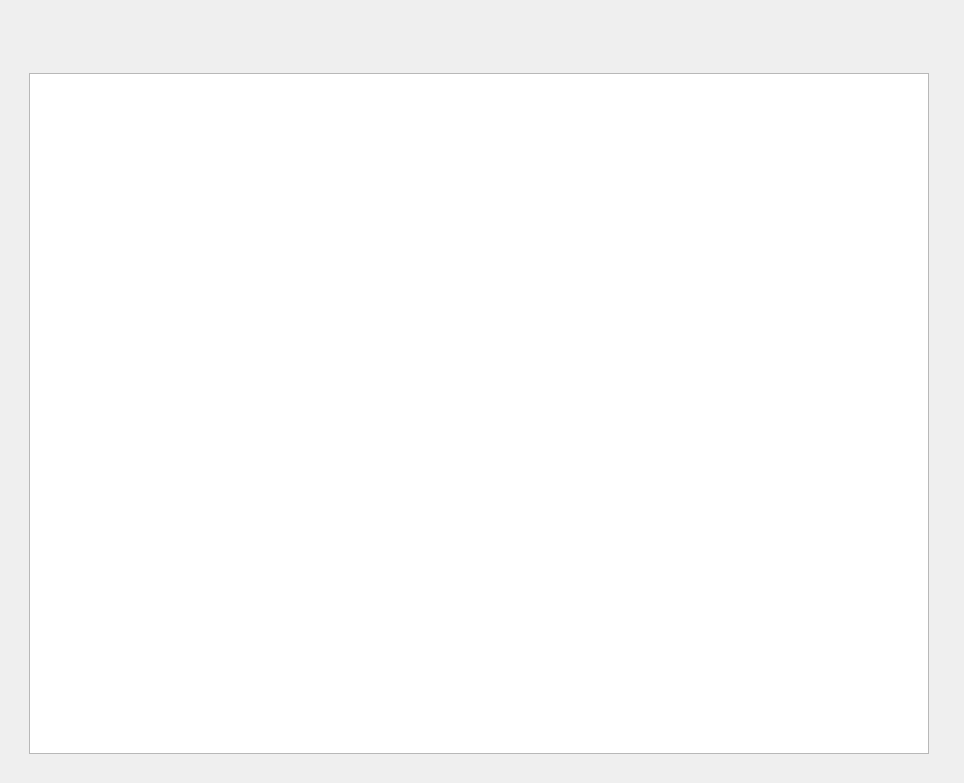
This is sVanilla/src/ClientUi/VideoList/VideoWidget.ui in WangPengZhan/sVanilla as Qt 5 draws it before an edit. The edited form follows.
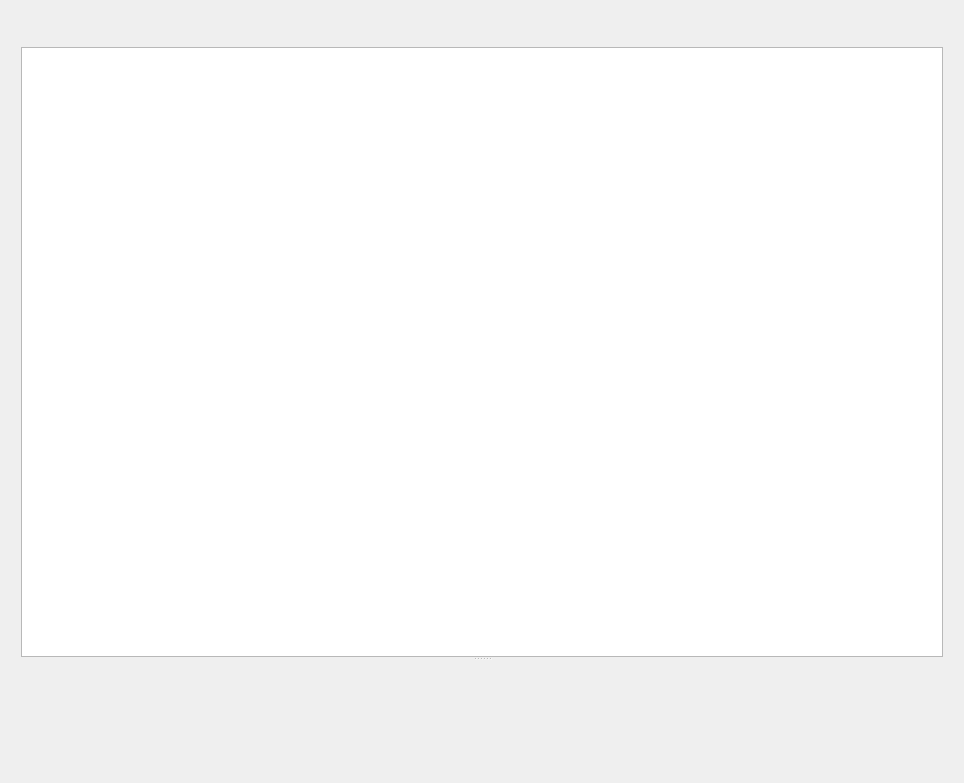
This is the edited form. Custom widgets are drawn as their Qt base class.

Patch:
```diff
--- a/sVanilla/src/ClientUi/VideoList/VideoWidget.ui
+++ b/sVanilla/src/ClientUi/VideoList/VideoWidget.ui
@@ -11,9 +11,33 @@
    </rect>
   </property>
   <layout class="QVBoxLayout" name="verticalLayout">
+   <property name="leftMargin">
+    <number>12</number>
+   </property>
+   <property name="topMargin">
+    <number>12</number>
+   </property>
+   <property name="rightMargin">
+    <number>12</number>
+   </property>
+   <property name="bottomMargin">
+    <number>12</number>
+   </property>
    <item>
     <widget class="QWidget" name="SwitchBtnWidget" native="true">
      <layout class="QHBoxLayout" name="horizontalLayout_2">
+      <property name="leftMargin">
+       <number>0</number>
+      </property>
+      <property name="topMargin">
+       <number>0</number>
+      </property>
+      <property name="rightMargin">
+       <number>5</number>
+      </property>
+      <property name="bottomMargin">
+       <number>0</number>
+      </property>
       <item>
        <spacer name="horizontalSpacer">
         <property name="orientation">
@@ -33,42 +57,76 @@
      </layout>
     </widget>
    </item>
-   <item>
-    <widget class="QWidget" name="VideoLayoutWidget" native="true">
-     <layout class="QHBoxLayout" name="horizontalLayout_3">
       <item>
        <widget class="QStackedWidget" name="VideoStackedPage">
-        <widget class="QWidget" name="VideoGrid">
-         <layout class="QVBoxLayout" name="VideoTabLayout">
-          <item>
+     <property name="sizePolicy">
+      <sizepolicy hsizetype="Expanding" vsizetype="Expanding">
+       <horstretch>0</horstretch>
+       <verstretch>0</verstretch>
+      </sizepolicy>
+     </property>
+     <property name="currentIndex">
+      <number>1</number>
+     </property>
+     <widget class="QSplitter" name="VideoGrid">
+      <property name="orientation">
+       <enum>Qt::Horizontal</enum>
+      </property>
            <widget class="::VideoGridWidget" name="VideoGridWidget">
-            <property name="selectionMode">
-             <enum>QAbstractItemView::NoSelection</enum>
-            </property>
-           </widget>
-          </item>
-         </layout>
-        </widget>
-        <widget class="QWidget" name="VideoList">
-         <layout class="QVBoxLayout" name="VideoListLayout">
+       <property name="verticalScrollBarPolicy">
+        <enum>Qt::ScrollBarAlwaysOff</enum>
+       </property>
+      </widget>
+      <widget class="::VideoDetailWidget" name="VideoGridDetailWidget" native="true"/>
+     </widget>
+     <widget class="QWidget" name="VideoListPage">
+      <property name="sizePolicy">
+       <sizepolicy hsizetype="Expanding" vsizetype="Expanding">
+        <horstretch>0</horstretch>
+        <verstretch>0</verstretch>
+       </sizepolicy>
+      </property>
+      <layout class="QVBoxLayout" name="verticalLayout_1">
           <item>
-           <widget class="::VideoListWidget" name="VideoListWidget"/>
-          </item>
-         </layout>
-        </widget>
-       </widget>
-      </item>
-      <item>
-       <widget class="::VideoDetailWidget" name="VideoDetailWidget" native="true">
+        <widget class="QSplitter" name="VideoList">
+         <property name="sizePolicy">
+          <sizepolicy hsizetype="Expanding" vsizetype="Expanding">
+           <horstretch>0</horstretch>
+           <verstretch>0</verstretch>
+          </sizepolicy>
+         </property>
+         <property name="orientation">
+          <enum>Qt::Vertical</enum>
+         </property>
+         <widget class="::VideoListWidget" name="VideoListWidget">
+          <property name="sizePolicy">
+           <sizepolicy hsizetype="Expanding" vsizetype="Expanding">
+            <horstretch>0</horstretch>
+            <verstretch>0</verstretch>
+           </sizepolicy>
+          </property>
+          <property name="verticalScrollBarPolicy">
+           <enum>Qt::ScrollBarAlwaysOff</enum>
+          </property>
+          <property name="resizeMode">
+           <enum>QListView::Fixed</enum>
+          </property>
+         </widget>
+         <widget class="::VideoDetailWidget" name="VideoListDetailWidget" native="true">
         <property name="sizePolicy">
-         <sizepolicy hsizetype="Preferred" vsizetype="Preferred">
+           <sizepolicy hsizetype="Expanding" vsizetype="Expanding">
           <horstretch>0</horstretch>
           <verstretch>0</verstretch>
          </sizepolicy>
         </property>
        </widget>
-      </item>
-     </layout>
+        </widget>
+       </item>
+       <item>
+        <widget class="QWidget" name="ActionBtns" native="true"/>
+       </item>
+      </layout>
+     </widget>
     </widget>
    </item>
   </layout>
```
Left out of the diff: 6 changed lines with no effect on the pictures. Lines whose indentation alone changed are shown as unchanged.
